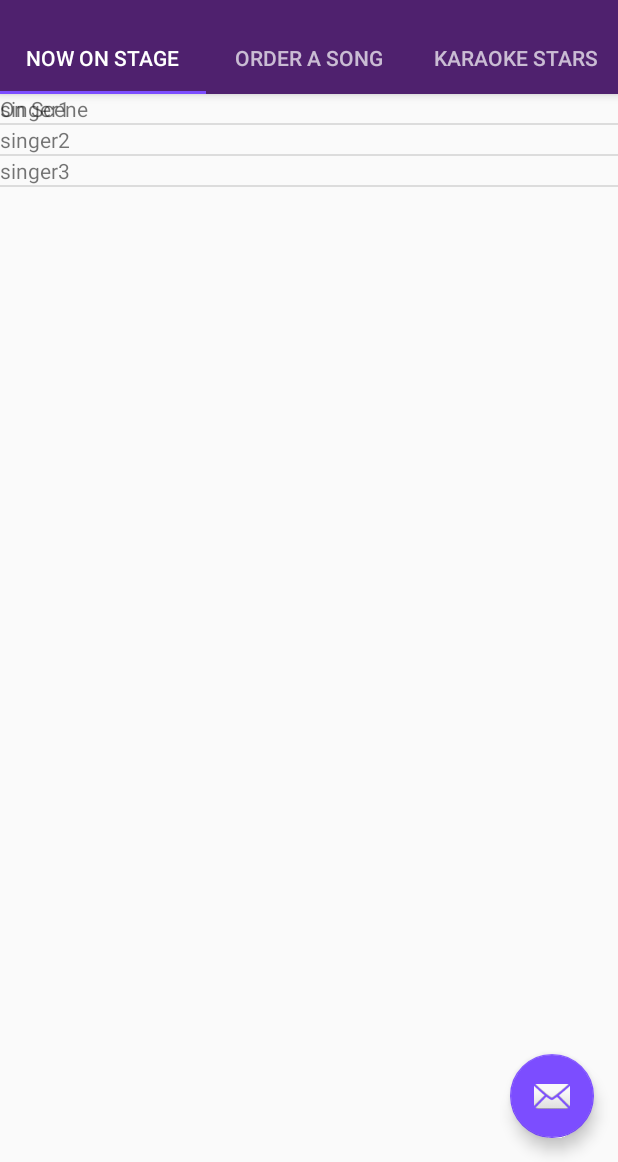
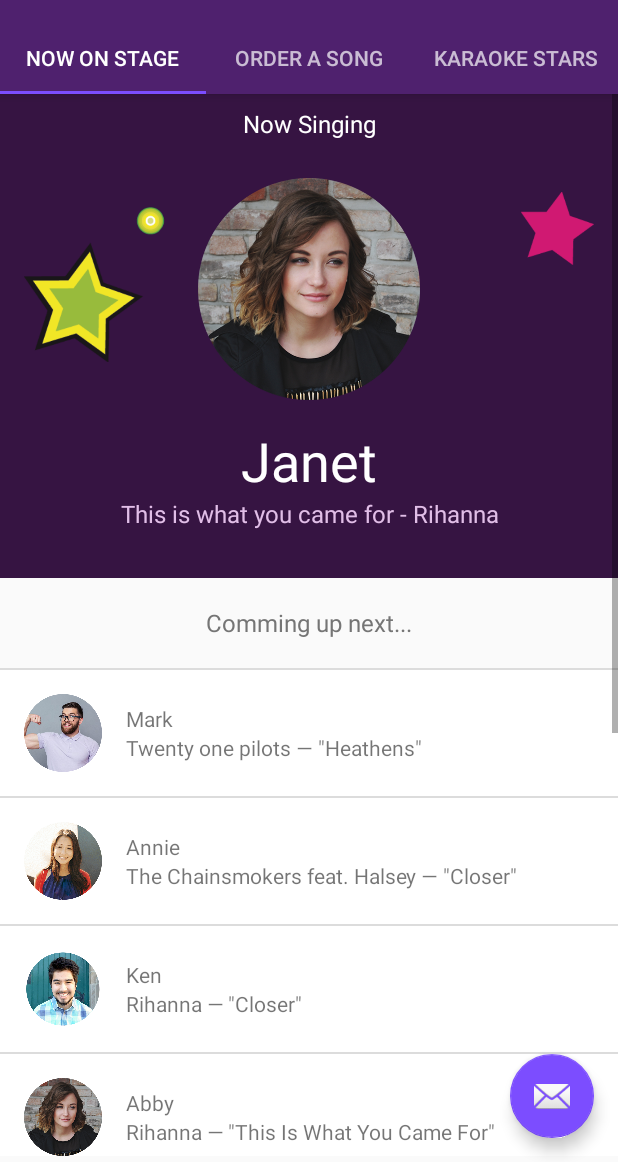
Before and after one commit to hakat0m/KaraokeBar, an Android app: the SceneFragment screen opened directly, with no data from a screen before it, on a phone screen of 412 x 824 dp, the part 74-1236 px from its top. Run offline under Robolectric (Android 15) with nearby library versions, the phone set to English and light mode, and no system bars.

Commit message:
Display first list item as featured

```diff
--- a/app/src/main/java/com/example/android/karaokebar/SceneFragment.java
+++ b/app/src/main/java/com/example/android/karaokebar/SceneFragment.java
@@ -31,9 +31,14 @@ public class SceneFragment extends Fragment {
         //in On scene tab.
         ArrayList<Song> songList = new ArrayList<Song>();
 
-        songList.add(new Song("singer1", "artist1", "title1"));
-        songList.add(new Song("singer2", "artist2", "title2"));
-        songList.add(new Song("singer3", "artist3", "title3"));
+        songList.add(new Song("Janet", "Rihanna", "\"This Is What You Came For\"", R.drawable.abby));
+        songList.add(new Song("Mark", "Twenty one pilots", "\"Heathens\"", R.drawable.mark));
+        songList.add(new Song("Annie", "The Chainsmokers feat. Halsey", "\"Closer\"" , R.drawable.annie));
+        songList.add(new Song("Ken", "Rihanna", "\"Closer\"" , R.drawable.ken));
+        songList.add(new Song("Abby", "Rihanna", "\"This Is What You Came For\"", R.drawable.abby));
+        songList.add(new Song("Mark", "Twenty one pilots", "\"Heathens\"", R.drawable.mark));
+        songList.add(new Song("Annie", "The Chainsmokers feat. Halsey", "\"Closer\"" , R.drawable.annie));
+        songList.add(new Song("Ken", "Rihanna", "\"Closer\"" , R.drawable.ken));
 
         View rootView = inflater.inflate(R.layout.fragment_scene, container, false);
 
--- a/app/src/main/java/com/example/android/karaokebar/Song.java
+++ b/app/src/main/java/com/example/android/karaokebar/Song.java
@@ -9,6 +9,7 @@ public class Song {
     private String title;
     private String artist;
     private String singer;
+    private int imageResourceId;
 
 /*
 * Creates new song object
@@ -18,10 +19,11 @@ public class Song {
 *
 * */
 
-    public Song(String pSinger, String pArtist, String pTitle) {
+    public Song(String pSinger, String pArtist, String pTitle, int pImageResourceId) {
         this.artist = pArtist;
         this.title = pTitle;
         this.singer = pSinger;
+        this.imageResourceId = pImageResourceId;
     }
 
 
@@ -49,6 +51,14 @@ public class Song {
         singer = pSinger;
     }
 
+    public int getImageResourceId() {
+        return imageResourceId;
+    }
+
+    public void setImageResourceId(int pImageResourceId) {
+        imageResourceId = pImageResourceId;
+    }
+
     @Override
     public String toString() {
         return "Song{" +
--- a/app/src/main/java/com/example/android/karaokebar/SongListAdapter.java
+++ b/app/src/main/java/com/example/android/karaokebar/SongListAdapter.java
@@ -1,11 +1,11 @@
 package com.example.android.karaokebar;
 
 import android.app.Activity;
-import android.support.v4.app.Fragment;
 import android.view.LayoutInflater;
 import android.view.View;
 import android.view.ViewGroup;
 import android.widget.ArrayAdapter;
+import android.widget.ImageView;
 import android.widget.TextView;
 
 import java.util.ArrayList;
@@ -19,7 +19,7 @@ import java.util.ArrayList;
 public class SongListAdapter extends ArrayAdapter<Song> {
 
     /**
-    * @param context       The current context. Used to inflate the layout file.
+     * @param context        The current context. Used to inflate the layout file.
      * @param pSongArrayList A List of Songs objects to display in a list
      **/
     public SongListAdapter(Activity context, ArrayList<Song> pSongArrayList) {
@@ -28,10 +28,16 @@ public class SongListAdapter extends ArrayAdapter<Song> {
     }
 
     @Override
-    public View getView (int position, View convertView, ViewGroup parent) {
+    public View getView(int position, View convertView, ViewGroup parent) {
 
         View listItemView = convertView;
 
+        if (position == 0) {
+            if (listItemView == null) {
+                listItemView = LayoutInflater.from(getContext()).inflate(
+                        R.layout.listitem_now_singing, parent, false);
+            }
+        } else {
             if (listItemView == null) {
                 listItemView = LayoutInflater.from(getContext()).inflate(
                         R.layout.listitem_scene, parent, false);
@@ -41,11 +47,25 @@ public class SongListAdapter extends ArrayAdapter<Song> {
             Song currentSong = getItem(position);
 
             // Find the TextView in the listitem_scene.xml layout with the ID version_name
-        TextView defaultTextView = (TextView) listItemView.findViewById(R.id.list_item_scene_song_name);
-
+            ImageView photoImageView = (ImageView) listItemView.findViewById(R.id.list_item_scene_singer_photo);
             // Get the version name from the current Song object and
             // set this text on the name TextView
-        defaultTextView.setText(currentSong.getSinger());
+            photoImageView.setImageResource(currentSong.getImageResourceId());
+            photoImageView.setVisibility(photoImageView.VISIBLE);
+
+            TextView singerNameTextView = (TextView) listItemView.findViewById(R.id.list_item_scene_singer_name);
+            singerNameTextView.setText(currentSong.getSinger());
+
+            TextView artistTextView = (TextView) listItemView.findViewById(R.id.list_item_scene_artist_name);
+            String artistWithDash = currentSong.getArtist() + ' ' + getContext().getString(R.string.em_dash) + ' ';
+            artistTextView.setText(artistWithDash);
+
+            TextView titleTextView = (TextView) listItemView.findViewById(R.id.list_item_scene_song_name);
+            titleTextView.setText(currentSong.getTitle());
+
+        }
+
+
 
         // Return the whole list item layout (containing 2 TextViews and an ImageView)
         // so that it can be shown in the ListView
--- a/app/src/main/res/layout/fragment_scene.xml
+++ b/app/src/main/res/layout/fragment_scene.xml
@@ -1,20 +1,16 @@
 <?xml version="1.0" encoding="utf-8"?>
-<FrameLayout xmlns:android="http://schemas.android.com/apk/res/android"
-			 xmlns:tools="http://schemas.android.com/tools"
-			 android:layout_width="match_parent"
-			 android:layout_height="match_parent"
-			 tools:context="com.example.android.karaokebar.ProfilesFragment">
 
-	<TextView
-		android:layout_width="match_parent"
-		android:layout_height="match_parent"
-		android:text="@string/tab_on_scene"/>
+
+<LinearLayout xmlns:android="http://schemas.android.com/apk/res/android"
+			  android:layout_width="match_parent"
+			  android:layout_height="match_parent"
+			  android:paddingBottom="60dp"
+			  android:orientation="vertical">
 
 	<ListView xmlns:android="http://schemas.android.com/apk/res/android"
 			  android:id="@+id/list_view_scene"
 			  android:layout_width="match_parent"
 			  android:layout_height="match_parent">
-
 	</ListView>
 
-</FrameLayout>
+</LinearLayout>
--- /dev/null
+++ b/app/src/main/res/layout/listitem_now_singing.xml
@@ -0,0 +1,72 @@
+<?xml version="1.0" encoding="utf-8"?>
+
+<LinearLayout xmlns:android="http://schemas.android.com/apk/res/android"
+			  android:layout_width="match_parent"
+			  android:layout_height="wrap_content"
+			  android:orientation="vertical">
+	<TextView
+		android:layout_width="match_parent"
+		android:layout_height="40dp"
+		android:text="@string/now_singing"
+		android:textColor="@color/colorPrimaryLightText"
+		android:background="@color/colorPrimaryDark"
+		android:gravity="center"
+		android:textSize="16dp"/>
+
+	<RelativeLayout
+		android:layout_width="match_parent"
+		android:layout_height="wrap_content"
+		android:background="@color/colorPrimaryDark">
+		<ImageView
+			android:src="@drawable/background_2"
+			android:layout_height="wrap_content"
+			android:layout_width="match_parent"
+			android:layout_gravity="center"
+			android:padding="16dp"/>
+
+		<LinearLayout
+			android:layout_width="match_parent"
+			android:layout_height="wrap_content"
+			android:paddingBottom="32dp"
+			android:orientation="vertical">
+
+			<ImageView
+				android:id="@+id/list_item_scene_singer_photo"
+				style="@style/ListImage"
+				android:src="@drawable/abby"
+				android:layout_height="180dp"
+				android:layout_width="180dp"
+				android:layout_gravity="center"
+				android:padding="16dp"/>
+			<TextView
+				android:layout_width="match_parent"
+				android:layout_height="match_parent"
+				android:text="Janet"
+				android:textColor="@color/colorPrimaryLightText"
+				android:gravity="center"
+				android:textSize="36dp"/>
+			<TextView
+				android:layout_width="match_parent"
+				android:layout_height="match_parent"
+				android:text="This is what you came for - Rihanna"
+				android:textColor="@color/colorPrimaryLight"
+				android:gravity="center"
+				android:textSize="16dp"/>
+
+		</LinearLayout>
+
+	</RelativeLayout>
+
+	<LinearLayout
+		android:layout_width="match_parent"
+		android:layout_height="60dp">
+		<TextView
+			android:layout_width="match_parent"
+			android:layout_height="match_parent"
+			android:text="Comming up next..."
+			android:textColor="@color/colorSecondaryText"
+			android:gravity="center"
+			android:textSize="16dp"/>
+	</LinearLayout>
+
+</LinearLayout>
--- a/app/src/main/res/layout/listitem_scene.xml
+++ b/app/src/main/res/layout/listitem_scene.xml
@@ -8,13 +8,47 @@ currently performed songs and waiting artists.
 
 <LinearLayout xmlns:android="http://schemas.android.com/apk/res/android"
 			  android:id="@+id/list_item_scene"
-			  android:orientation="vertical"
+			  android:orientation="horizontal"
 			  android:layout_width="match_parent"
-			  android:layout_height="match_parent">
+			  android:layout_height="match_parent"
+			  style="@style/ListStyle">
 
-	<TextView
-		android:id="@+id/list_item_scene_song_name"
+	<ImageView
+		android:id="@+id/list_item_scene_singer_photo"
+		style="@style/ListImage"
+		android:layout_gravity="center_vertical"/>
+
+	<LinearLayout
 		android:layout_width="match_parent"
-		android:layout_height="wrap_content"/>
+		android:layout_height="wrap_content"
+		android:orientation="vertical"
+		android:layout_gravity="center_vertical"
+		android:paddingLeft="16dp">
+
+		<TextView
+			android:id="@+id/list_item_scene_singer_name"
+			android:layout_width="wrap_content"
+			android:layout_height="wrap_content"/>
+
+		<LinearLayout
+			android:layout_width="wrap_content"
+			android:layout_height="wrap_content"
+			android:orientation="horizontal">
+
+			<TextView
+				android:id="@+id/list_item_scene_artist_name"
+				android:layout_width="wrap_content"
+				android:layout_height="wrap_content"/>
+
+			<TextView
+				android:id="@+id/list_item_scene_song_name"
+				android:layout_width="wrap_content"
+				android:layout_height="wrap_content"/>
+
+		</LinearLayout>
+
+
+	</LinearLayout>
+
 
 </LinearLayout>
--- a/app/src/main/res/values/strings.xml
+++ b/app/src/main/res/values/strings.xml
@@ -3,9 +3,11 @@
 
 	//Tab text will be displayed in top tabbed menu title
 	<string name="tab_on_scene">On Scene</string>
+	<string name="now_singing">Now Singing</string>
 	<string name="tab_choose_song">Choose song</string>
 	<string name="tab_karaoke_stars">Karaoke stars</string>
 	<string name="title_activity_tabbed">Karaoke Bar</string>
 	<string name="action_settings">Settings</string>
 	<string name="section_format">Hello World from section: %1$d</string>
+	<string name="em_dash"> — </string>
 </resources>
```
Lines whose indentation alone changed are shown as unchanged.
